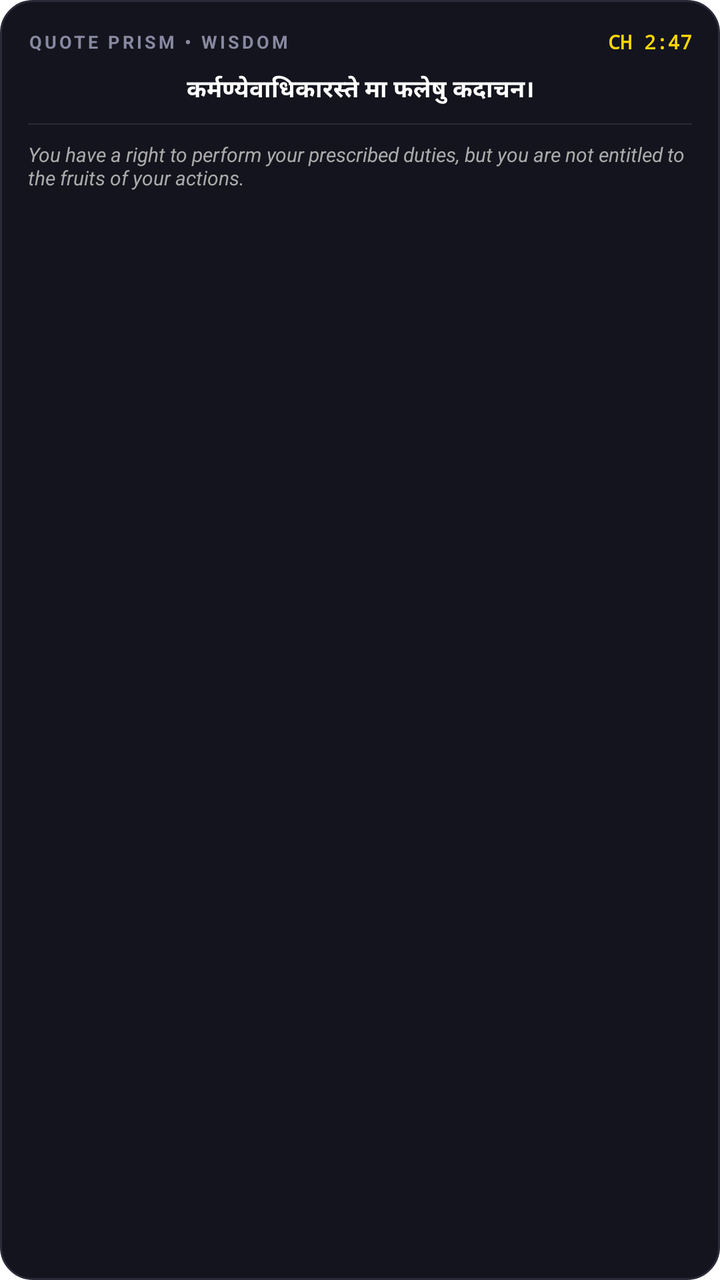
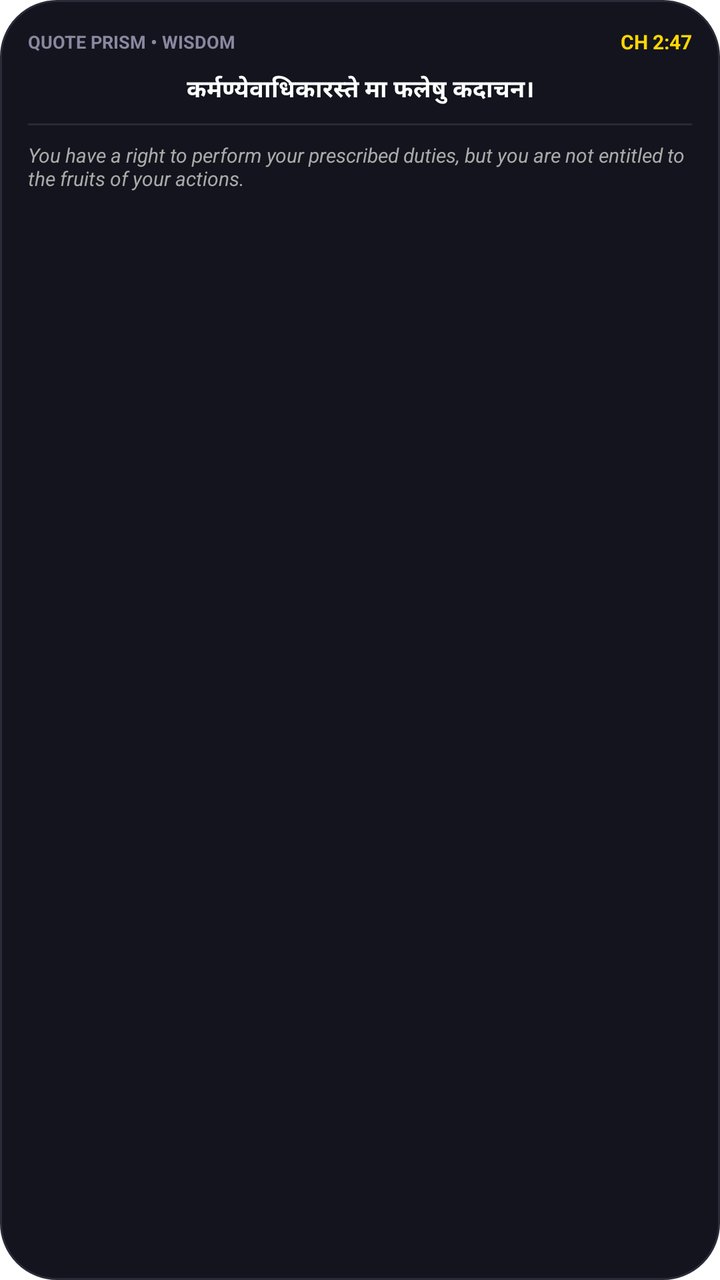

The first picture is an Android layout as it rendered before a commit; the second is the same layout after the commit. The layout source and the unified diff follow.
<!-- AndroidManifest.xml: fallback theme Theme.MaterialComponents.DayNight.NoActionBar -->
<!-- res/layout/widget_quote_prism.xml -->
<?xml version="1.0" encoding="utf-8"?>
<LinearLayout xmlns:android="http://schemas.android.com/apk/res/android"
    android:id="@+id/widget_root"
    android:layout_width="match_parent"
    android:layout_height="match_parent"
    android:background="@drawable/widget_card_bg"
    android:orientation="vertical"
    android:padding="14dp">

    
    <LinearLayout
        android:layout_width="match_parent"
        android:layout_height="wrap_content"
        android:gravity="center_vertical"
        android:orientation="horizontal">

        <TextView
            android:layout_width="wrap_content"
            android:layout_height="wrap_content"
            android:text="QUOTE PRISM • WISDOM"
            android:textColor="#8888A0"
            android:textSize="9sp"
            android:textStyle="bold"
            android:letterSpacing="0.15" />

        <View
            android:layout_width="0dp"
            android:layout_height="1dp"
            android:layout_weight="1" />

        <TextView
            android:id="@+id/tv_quote_reference"
            android:layout_width="wrap_content"
            android:layout_height="wrap_content"
            android:text="CH 2:47"
            android:textColor="#FFD700"
            android:textSize="10sp"
            android:textStyle="bold"
            android:typeface="monospace" />
    </LinearLayout>

    
    <TextView
        android:id="@+id/tv_quote_slok"
        android:layout_width="match_parent"
        android:layout_height="wrap_content"
        android:layout_marginTop="8dp"
        android:gravity="center"
        android:maxLines="3"
        android:ellipsize="end"
        android:text="कर्मण्येवाधिकारस्ते मा फलेषु कदाचन।"
        android:textColor="#FFFFFF"
        android:textSize="12sp"
        android:textStyle="bold" />

    
    <View
        android:layout_width="match_parent"
        android:layout_height="0.5dp"
        android:layout_marginTop="8dp"
        android:layout_marginBottom="8dp"
        android:background="#2A2A38" />

    
    <TextView
        android:id="@+id/tv_quote_translation"
        android:layout_width="match_parent"
        android:layout_height="wrap_content"
        android:ellipsize="end"
        android:maxLines="3"
        android:text="You have a right to perform your prescribed duties, but you are not entitled to the fruits of your actions."
        android:textColor="#AAAAAA"
        android:textSize="10sp"
        android:textStyle="italic" />

</LinearLayout>
<!-- resources referenced by this layout -->
<resources>
  <!-- drawable widget_card_bg (drawable) -->
  <?xml version="1.0" encoding="utf-8"?>
  <shape xmlns:android="http://schemas.android.com/apk/res/android"
      android:shape="rectangle">
      <solid android:color="#14141E" />
      <corners android:radius="16dp" />
      <stroke
          android:width="1dp"
          android:color="#2A2A38" />
  </shape>
</resources>

<!-- the commit's change to res/layout/widget_quote_prism.xml (unified diff, before → after) -->
@@ -5,7 +5,7 @@
     android:layout_height="match_parent"
     android:background="@drawable/widget_card_bg"
     android:orientation="vertical"
-    android:padding="14dp">
+    android:padding="@dimen/widget_padding">
 
     
     <LinearLayout
@@ -20,10 +20,9 @@
             android:text="QUOTE PRISM • WISDOM"
             android:textColor="#8888A0"
             android:textSize="9sp"
-            android:textStyle="bold"
-            android:letterSpacing="0.15" />
+            android:textStyle="bold" />
 
-        <View
+        <FrameLayout
             android:layout_width="0dp"
             android:layout_height="1dp"
             android:layout_weight="1" />
@@ -35,8 +34,7 @@
             android:text="CH 2:47"
             android:textColor="#FFD700"
             android:textSize="10sp"
-            android:textStyle="bold"
-            android:typeface="monospace" />
+            android:textStyle="bold" />
     </LinearLayout>
 
     
@@ -54,9 +52,9 @@
         android:textStyle="bold" />
 
     
-    <View
+    <ImageView
         android:layout_width="match_parent"
-        android:layout_height="0.5dp"
+        android:layout_height="1dp"
         android:layout_marginTop="8dp"
         android:layout_marginBottom="8dp"
         android:background="#2A2A38" />
<!-- resource entries referenced after the edit -->
@@ -1,14 +1,16 @@
 <!-- resources referenced by this layout -->
 <resources>
+  <dimen name="widget_padding">14dp</dimen>
   <!-- drawable widget_card_bg (drawable) -->
   <?xml version="1.0" encoding="utf-8"?>
   <shape xmlns:android="http://schemas.android.com/apk/res/android"
       android:shape="rectangle">
       <solid android:color="#14141E" />
-      <corners android:radius="16dp" />
+      <corners android:radius="@dimen/widget_corner_radius" />
       <stroke
           android:width="1dp"
           android:color="#2A2A38" />
   </shape>
+  <dimen name="widget_corner_radius">16dp</dimen>
 </resources>
 
